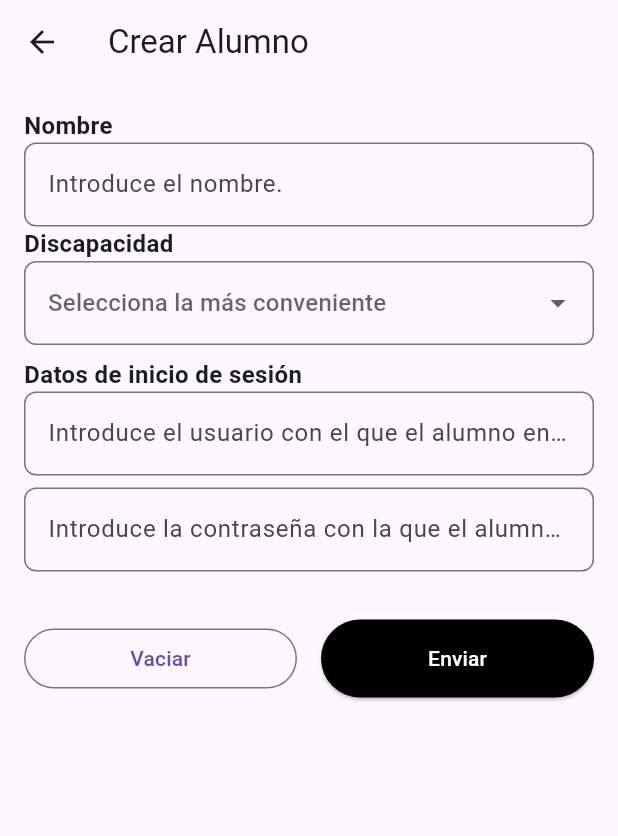
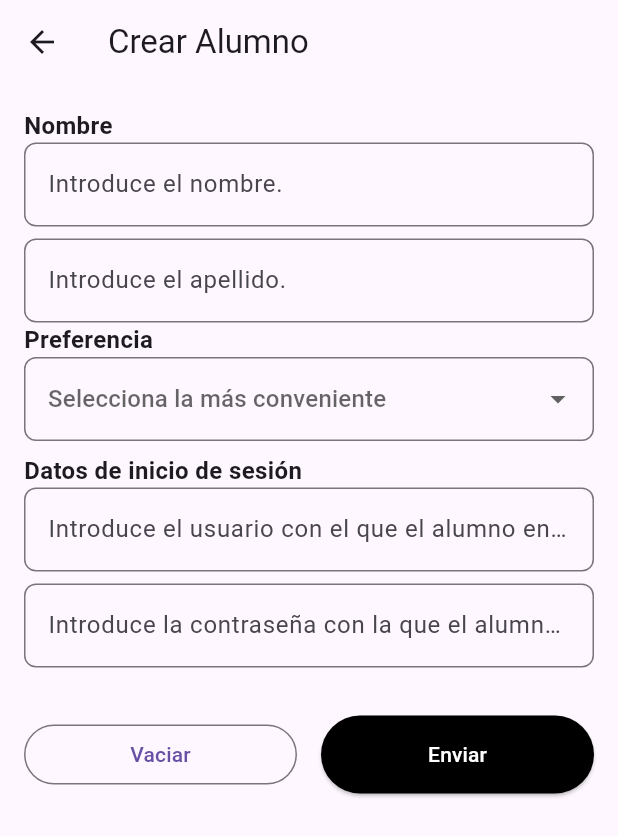
Before and after one commit to BlancoPablo010/PuzzleSonrisas, a Flutter app: the CrearAlumno screen opened by its route, on a phone screen of 412 x 824 dp. Shown: the top 836 px of the screen. Run offline on Flutter 3.47's test engine with Material 3 defaults, Android fonts, the phone set to English and light mode, and no system bars; our stand-ins replace image_picker; missing offline and left inert: dart:js.

Commit message:
Mostrar alumnos arreglado
Se han eliminado los campos que no debían de estar para evitar vulnerar la privacidad de los alumnos y se han incluido los que deben estar.
Además se han incluido en la creación de los alumnos

```diff
--- a/CodigoFuncional/lib/crear_alumno.dart
+++ b/CodigoFuncional/lib/crear_alumno.dart
@@ -8,10 +8,12 @@ import 'package:puzzle_sonrisa/modelo/uri.dart';
 
 class CrearAlumno extends StatelessWidget {
   final TextEditingController nombreController = TextEditingController();
+  final TextEditingController apellidosController = TextEditingController();
   final TextEditingController usuarioController = TextEditingController();
   final TextEditingController contrasenaController = TextEditingController();
 
-  String? tipoDiscapacidad;
+
+  String? tipoPreferencia;
 
   Future<void> _crearAlumno(BuildContext context) async {
     final url = Uri.parse(uri + '/alumno');
@@ -27,7 +29,9 @@ class CrearAlumno extends StatelessWidget {
           'usuario': usuarioController.text,
           'password': contrasenaController.text,
           'nombre': nombreController.text,
-          'discapacidad': tipoDiscapacidad,
+          'apellidos': apellidosController.text,
+          'preferencia': tipoPreferencia,
+
         }),
       );
       if (response.statusCode == 201) {
@@ -78,8 +82,18 @@ class CrearAlumno extends StatelessWidget {
                   ),
                 ),
               ),
+              const SizedBox(height: 8),
+              TextField(
+                controller: apellidosController,
+                decoration: InputDecoration(
+                  hintText: 'Introduce el apellido.',
+                  border: OutlineInputBorder(
+                    borderRadius: BorderRadius.circular(8),
+                  ),
+                ),
+              ),
               const Text(
-                'Discapacidad',
+                'Preferencia',
                 style: TextStyle(fontSize: 16, fontWeight: FontWeight.bold),
               ),
               DropdownButtonFormField<String>(
@@ -89,9 +103,9 @@ class CrearAlumno extends StatelessWidget {
                   ),
                 ),
                 hint: const Text('Selecciona la más conveniente'),
-                value: tipoDiscapacidad,
+                value: tipoPreferencia,
                 onChanged: (String? newValue) {
-                  tipoDiscapacidad = newValue;
+                  tipoPreferencia = newValue;
                 },
                 items: <String>['Visual', 'Auditiva', 'Motora']
                     .map<DropdownMenuItem<String>>((String value) {
@@ -136,7 +150,7 @@ class CrearAlumno extends StatelessWidget {
                         nombreController.clear();
                         usuarioController.clear();
                         contrasenaController.clear();
-                        tipoDiscapacidad = null;
+                        tipoPreferencia = null;
                       },
                       child: const Text('Vaciar'),
                     ),
--- a/CodigoFuncional/lib/modelo/alumno.dart
+++ b/CodigoFuncional/lib/modelo/alumno.dart
@@ -5,7 +5,7 @@ class Alumno {
   String nombreResponsable;
   String apellidosResponsable;
   String dniResponsable;
-  String discapacidad;
+  String preferencia;
 
   Alumno({
     required this.nombre,
@@ -14,7 +14,7 @@ class Alumno {
     required this.nombreResponsable,
     required this.apellidosResponsable,
     required this.dniResponsable,
-    required this.discapacidad,
+    required this.preferencia,
   });
 
 
--- a/CodigoFuncional/lib/modificar_alumnos.dart
+++ b/CodigoFuncional/lib/modificar_alumnos.dart
@@ -12,7 +12,7 @@ class ModificarAlumnos extends StatelessWidget {
   final TextEditingController apellidosResponsableController;
   final TextEditingController dniResponsableController;
 
-  String? tipoDiscapacidad;
+  String? tipoPreferencia;
 
   // Initialize the controller with the student data
     ModificarAlumnos({required this.alumno})
@@ -22,7 +22,7 @@ class ModificarAlumnos extends StatelessWidget {
         nombreResponsableController = TextEditingController(text: alumno.nombreResponsable),
         apellidosResponsableController = TextEditingController(text: alumno.apellidosResponsable),
         dniResponsableController = TextEditingController(text: alumno.dniResponsable),
-        tipoDiscapacidad = alumno.discapacidad,
+        tipoPreferencia = alumno.preferencia,
         super();
 
 
@@ -122,7 +122,7 @@ class ModificarAlumnos extends StatelessWidget {
                 ),
                 SizedBox(height: 16),
                 Text(
-                  'Discapacidad',
+                  'Preferencia',
                   style: TextStyle(fontSize: 16, fontWeight: FontWeight.bold),
                 ),
                 DropdownButtonFormField<String>(
@@ -132,9 +132,9 @@ class ModificarAlumnos extends StatelessWidget {
                     ),
                   ),
                   hint: Text('Selecciona la más conveniente'),
-                  value: tipoDiscapacidad,
+                  value: tipoPreferencia,
                   onChanged: (String? newValue) {
-                    tipoDiscapacidad = newValue;
+                    tipoPreferencia = newValue;
                   },
                   items: <String>['Visual', 'Auditiva', 'Motora']
                       .map<DropdownMenuItem<String>>((String value) {
```
Also changed, not shown: CodigoFuncional/lib/mostrar_alumnos.dart (+4 -3 lines), CodigoFuncional/img/imagen1.jpeg (renamed from CodigoFuncional/img/abrir_microondas.jpeg), CodigoFuncional/img/imagen2.jpeg (renamed from CodigoFuncional/img/meter_comida.jpeg), CodigoFuncional/img/imagen3.jpeg (added), CodigoFuncional/lib/describir_paso.dart (line endings or trailing spaces), 1 other file.
